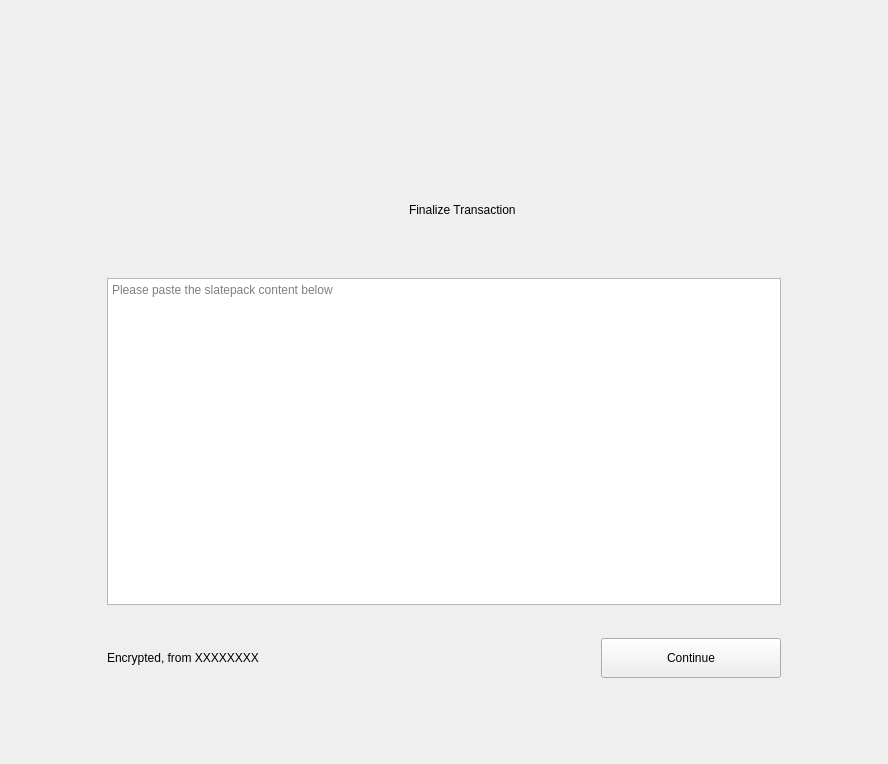
The window that windows_desktop/g_finalize.ui (mwcproject/mwc-qt-wallet) describes before a commit, drawn with Qt 5.
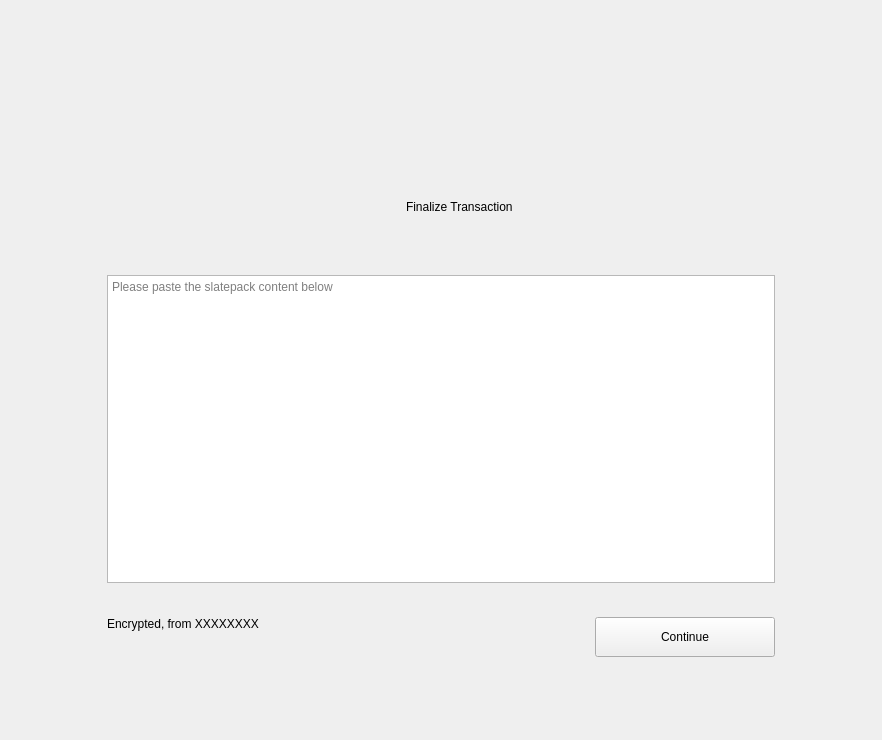
The same window after the commit. Icons and pictures are not drawn. Custom widgets are drawn as their Qt base class.

```diff
--- a/windows_desktop/g_finalize.ui
+++ b/windows_desktop/g_finalize.ui
@@ -6,8 +6,8 @@
    <rect>
     <x>0</x>
     <y>0</y>
-    <width>888</width>
-    <height>764</height>
+    <width>882</width>
+    <height>740</height>
    </rect>
   </property>
   <property name="windowTitle">
@@ -46,7 +46,7 @@
       </spacer>
      </item>
      <item>
-      <layout class="QVBoxLayout" name="verticalLayout">
+      <layout class="QVBoxLayout" name="verticalLayout" stretch="0,1,0">
        <property name="spacing">
         <number>3</number>
        </property>
@@ -166,25 +166,25 @@
         </widget>
        </item>
        <item>
-        <layout class="QHBoxLayout" name="horizontalLayout_2" stretch="0,2">
+        <layout class="QHBoxLayout" name="horizontalLayout_2" stretch="1,0">
          <property name="spacing">
           <number>0</number>
          </property>
          <property name="topMargin">
-          <number>30</number>
+          <number>1</number>
          </property>
          <item>
           <widget class="control::MwcLabelNormal" name="slatepack_status">
            <property name="minimumSize">
             <size>
              <width>0</width>
-             <height>40</height>
+             <height>65</height>
             </size>
            </property>
            <property name="maximumSize">
             <size>
              <width>16777215</width>
-             <height>40</height>
+             <height>60</height>
             </size>
            </property>
            <property name="text">
@@ -199,10 +199,31 @@
           </widget>
          </item>
          <item>
+          <layout class="QVBoxLayout" name="verticalLayout_3">
+           <property name="spacing">
+            <number>2</number>
+           </property>
+           <item>
+            <spacer name="verticalSpacer_3">
+             <property name="orientation">
+              <enum>Qt::Vertical</enum>
+             </property>
+             <property name="sizeType">
+              <enum>QSizePolicy::Minimum</enum>
+             </property>
+             <property name="sizeHint" stdset="0">
+              <size>
+               <width>20</width>
+               <height>30</height>
+              </size>
+             </property>
+            </spacer>
+           </item>
+           <item>
           <widget class="control::MwcPushButtonNormal" name="continueButton">
            <property name="minimumSize">
             <size>
-             <width>140</width>
+               <width>180</width>
              <height>40</height>
             </size>
            </property>
@@ -222,6 +243,8 @@
             <bool>false</bool>
            </property>
           </widget>
+           </item>
+          </layout>
          </item>
         </layout>
        </item>
```
Lines whose indentation alone changed are shown as unchanged.
